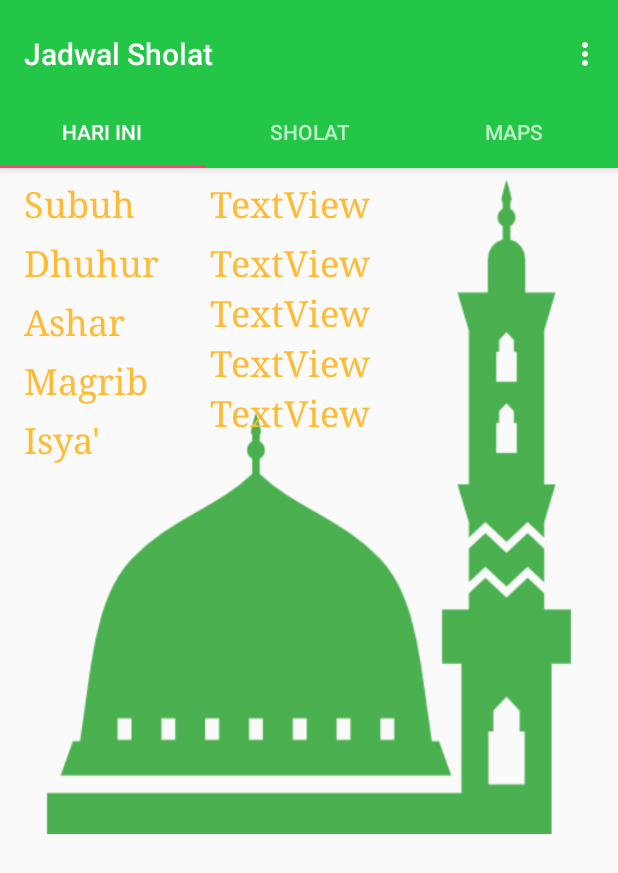
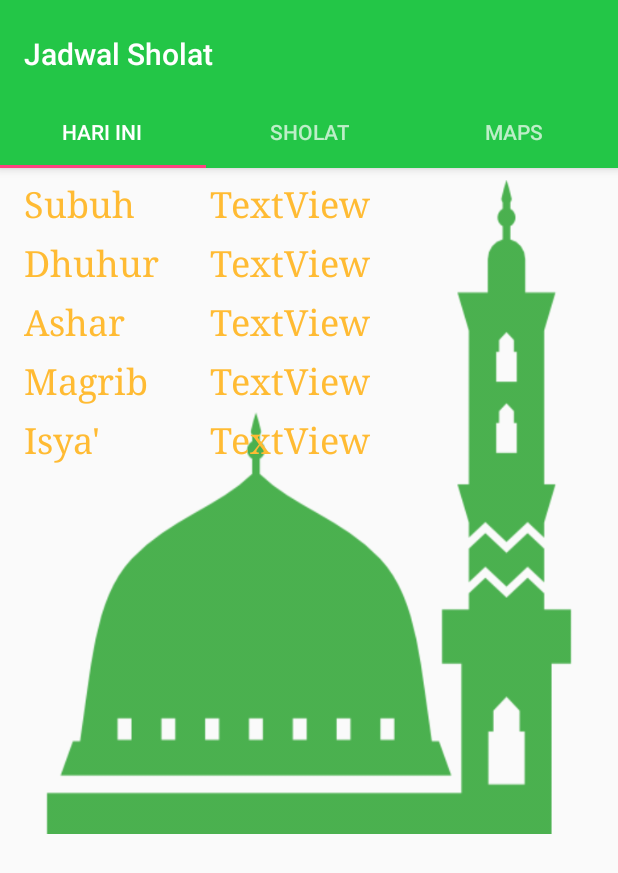
Before and after one commit to ElfanRodh/Jadwal-Sholat, an Android app: the screen it shows after launch (TabActivity), on a phone screen of 412 x 824 dp. Shown: the top 873 px of the screen. Run offline under Robolectric (Android 15) with nearby library versions, the phone set to English and light mode, and no system bars.

Commit message:
Update 30 Jan 2018 neww

```diff
--- a/app/src/main/java/xyz/elfanrodhian/jadwalsholat/TabActivity.java
+++ b/app/src/main/java/xyz/elfanrodhian/jadwalsholat/TabActivity.java
@@ -89,7 +89,7 @@ public class TabActivity extends AppCompatActivity {
     @Override
     public boolean onCreateOptionsMenu(Menu menu) {
         // Inflate the menu; this adds items to the action bar if it is present.
-        getMenuInflater().inflate(R.menu.menu_tab, menu);
+        //getMenuInflater().inflate(R.menu.menu_tab, menu);
         return true;
     }
 
--- a/app/src/main/res/layout/activity_tab.xml
+++ b/app/src/main/res/layout/activity_tab.xml
@@ -49,7 +49,7 @@
                 android:id="@+id/tabItem3"
                 android:layout_width="wrap_content"
                 android:layout_height="wrap_content"
-                android:text="MAPS" />]
+                android:text="MAPS" />
 
 
         </android.support.design.widget.TabLayout>
@@ -62,11 +62,5 @@
             android:layout_height="444dp"
             app:layout_behavior="@string/appbar_scrolling_view_behavior" />
 
-    <!--<FrameLayout-->
-        <!--android:id="@+id/my_view"-->
-        <!--android:layout_width="wrap_content"-->
-        <!--android:layout_height="503dp"-->
-        <!--android:background="@drawable/layout"></FrameLayout>-->
-
 
 </android.support.design.widget.CoordinatorLayout>
--- a/app/src/main/res/layout/fragment_tab.xml
+++ b/app/src/main/res/layout/fragment_tab.xml
@@ -34,7 +34,7 @@
     <TextView
         android:id="@+id/txtDhuhur"
         android:layout_width="wrap_content"
-        android:layout_height="25dp"
+        android:layout_height="wrap_content"
         android:layout_marginTop="8dp"
         android:fontFamily="serif"
         android:text="TextView"
@@ -46,7 +46,7 @@
     <TextView
         android:id="@+id/txtAshar"
         android:layout_width="wrap_content"
-        android:layout_height="25dp"
+        android:layout_height="wrap_content"
         android:layout_marginTop="8dp"
         android:fontFamily="serif"
         android:text="TextView"
@@ -58,7 +58,7 @@
     <TextView
         android:id="@+id/txtMagrib"
         android:layout_width="wrap_content"
-        android:layout_height="25dp"
+        android:layout_height="wrap_content"
         android:layout_marginTop="8dp"
         android:fontFamily="serif"
         android:text="TextView"
@@ -70,7 +70,7 @@
     <TextView
         android:id="@+id/txtIsya"
         android:layout_width="wrap_content"
-        android:layout_height="25dp"
+        android:layout_height="wrap_content"
         android:layout_marginTop="8dp"
         android:fontFamily="serif"
         android:text="TextView"
```
Also changed, not shown: app/src/main/res/menu/menu_tab2.xml (renamed from app/src/main/res/menu/menu_tab.xml), 73 other files.
